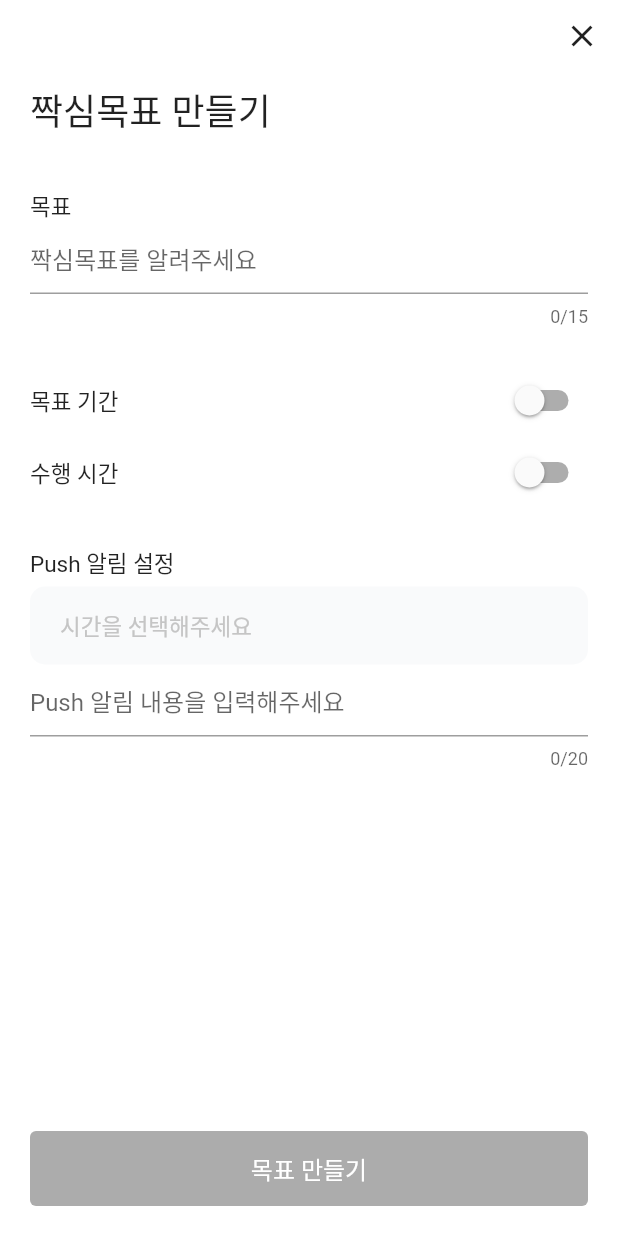
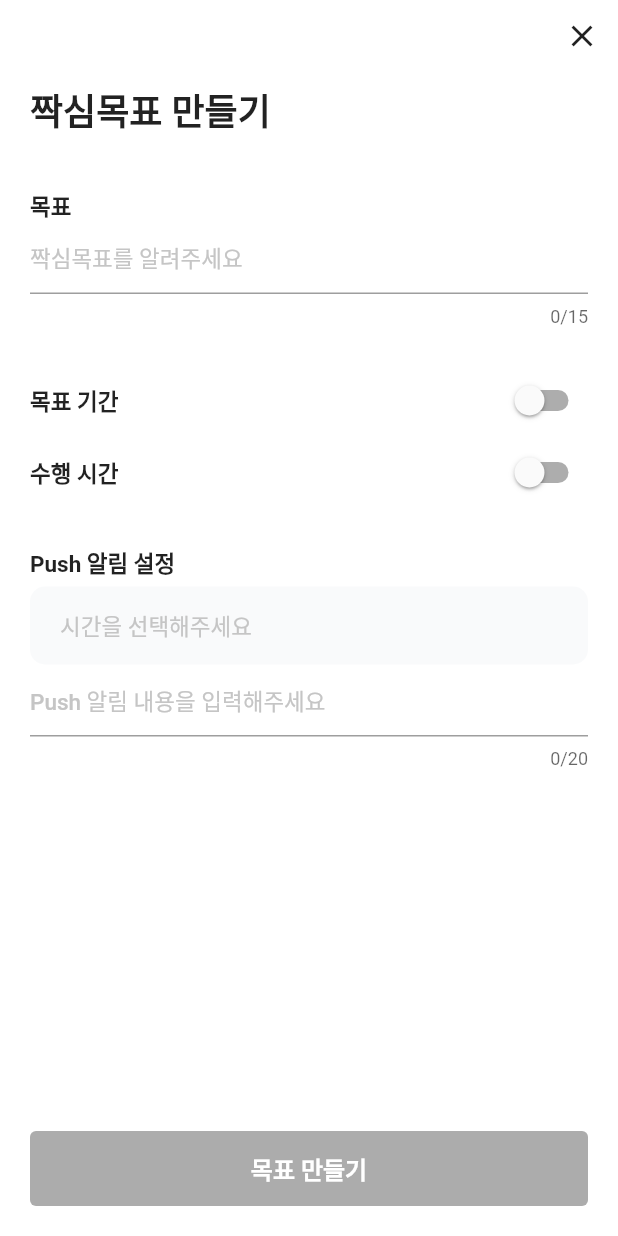
Before and after one commit to depromeet12th/three-days-flutter-archived, a Flutter app: the screen it shows after launch, after a tap on "목표 만들기", on a phone screen of 412 x 824 dp. Run offline on Flutter 3.47's test engine with Material 2 defaults, Android fonts, the phone set to English and light mode, and no system bars; our stand-ins replace firebase_core, flutter_dotenv, sqflite; accounts and stored records are empty; Roboto replaces fonts that are missing (Suit).

Commit message:
DEP-101 feat: font weight 적용 (#19)
* config: font weight 추가

* feat: font weight 적용

```diff
--- a/lib/my_app.dart
+++ b/lib/my_app.dart
@@ -29,10 +29,12 @@ class MyApp extends StatelessWidget {
           selectedItemColor: ThreeDaysColors.textBlack,
           selectedLabelStyle: TextStyle(
             fontSize: 11,
+            fontWeight: FontWeight.w600,
           ),
           unselectedItemColor: Color.fromRGBO(0xB0, 0xB8, 0xC1, 1.0),
           unselectedLabelStyle: TextStyle(
             fontSize: 11,
+            fontWeight: FontWeight.w500,
           ),
         ),
         dialogTheme: DialogTheme(
@@ -56,6 +58,11 @@ class MyApp extends StatelessWidget {
             disabledBackgroundColor: const Color.fromRGBO(0xAC, 0xAC, 0xAC, 1.0),
             disabledForegroundColor: Colors.white,
             elevation: 0.0,
+            textStyle: const TextStyle(
+              fontSize: 14,
+              fontWeight: FontWeight.bold,
+            ),
+            padding: const EdgeInsets.symmetric(vertical: 9, horizontal: 15),
           ),
         ),
       ),
--- /dev/null
+++ b/lib/ui/form/sub_title_text.dart
@@ -0,0 +1,22 @@
+import 'package:flutter/material.dart';
+
+/// 짝심목표 만들기, 짝심목표 수정하기에서 쓰는 작은 제목들
+class ThreeDaysSubTitleText extends StatelessWidget {
+  const ThreeDaysSubTitleText({
+    super.key,
+    required this.data,
+  });
+
+  final String data;
+
+  @override
+  Widget build(BuildContext context) {
+    return Text(
+      data,
+      style: const TextStyle(
+        fontSize: 15,
+        fontWeight: FontWeight.w600,
+      ),
+    );
+  }
+}
--- /dev/null
+++ b/lib/ui/form/three_days_date_range_field.dart
@@ -0,0 +1,99 @@
+import 'package:flutter/material.dart';
+import 'package:intl/intl.dart';
+
+// TODO: 시작, 종료 사이 선 긋기
+/// 시작날짜, 종료날짜 선택하는 위젯
+class ThreeDaysDateRangeField extends StatelessWidget {
+  const ThreeDaysDateRangeField({
+    super.key,
+    required this.visible,
+    this.startDate,
+    this.endDate,
+  });
+
+  final bool visible;
+  final DateTime? startDate;
+  final DateTime? endDate;
+
+  @override
+  Widget build(BuildContext context) {
+    return Visibility(
+      visible: visible,
+      child: Column(
+        children: [
+          Container(
+            decoration: const BoxDecoration(
+              borderRadius: BorderRadius.vertical(
+                top: Radius.circular(10.0),
+              ),
+              color: Color.fromRGBO(0xF9, 0xFA, 0xFB, 1.0),
+            ),
+            height: 45,
+            child: Padding(
+              padding: const EdgeInsets.symmetric(horizontal: 20.0),
+              child: Row(
+                children: [
+                  const Text(
+                    '시작',
+                    style: TextStyle(
+                      color: Color.fromRGBO(0x36, 0x36, 0x36, 1.0),
+                      fontSize: 15,
+                      fontWeight: FontWeight.w600,
+                    ),
+                  ),
+                  const Spacer(),
+                  Text(
+                    _getFormattedDate(startDate),
+                    style: const TextStyle(
+                      color: Color.fromRGBO(0x75, 0x75, 0x75, 1.0),
+                      fontSize: 15,
+                      fontWeight: FontWeight.w500,
+                    ),
+                  ),
+                ],
+              ),
+            ),
+          ),
+          Container(
+            decoration: const BoxDecoration(
+              borderRadius: BorderRadius.vertical(
+                bottom: Radius.circular(10.0),
+              ),
+              color: Color.fromRGBO(0xF9, 0xFa, 0xFB, 1.0),
+            ),
+            height: 45,
+            child: Padding(
+              padding: const EdgeInsets.symmetric(horizontal: 20.0),
+              child: Row(
+                children: [
+                  const Text(
+                    '종료',
+                    style: TextStyle(
+                      color: Color.fromRGBO(0x36, 0x36, 0x36, 1.0),
+                      fontSize: 15,
+                      fontWeight: FontWeight.w600,
+                    ),
+                  ),
+                  const Spacer(),
+                  Text(
+                    _getFormattedDate(endDate),
+                    style: const TextStyle(
+                      color: Color.fromRGBO(0x75, 0x75, 0x75, 1.0),
+                      fontSize: 15,
+                      fontWeight: FontWeight.w500,
+                    ),
+                  ),
+                ],
+              ),
+            ),
+          ),
+          const SizedBox(height: 25),
+        ],
+      ),
+    );
+  }
+
+  String _getFormattedDate(DateTime? dateTime) {
+    return DateFormat('yyyy. MM. dd.').format(dateTime ?? DateTime.now());
+  }
+}
--- /dev/null
+++ b/lib/ui/form/three_days_text_form_field.dart
@@ -0,0 +1,34 @@
+import 'package:flutter/material.dart';
+
+/// 제목, 노티 내용 등의 텍스트 입력하는 위젯
+class ThreeDaysTextFormField extends StatelessWidget {
+  const ThreeDaysTextFormField({
+    super.key,
+    required this.hintText,
+    required this.maxLength,
+    this.controller,
+    this.onChanged,
+  });
+
+  final String hintText;
+  final int maxLength;
+  final TextEditingController? controller;
+  final ValueChanged<String>? onChanged;
+
+  @override
+  Widget build(BuildContext context) {
+    return TextFormField(
+      controller: controller,
+      decoration: InputDecoration(
+        hintText: hintText,
+        hintStyle: const TextStyle(
+          color: Color.fromRGBO(0xC5, 0xC5, 0xC5, 1.0),
+          fontSize: 15,
+          fontWeight: FontWeight.w500,
+        ),
+      ),
+      maxLength: maxLength,
+      onChanged: onChanged,
+    );
+  }
+}
--- a/lib/ui/form/time_selector_widget.dart
+++ b/lib/ui/form/time_selector_widget.dart
@@ -31,10 +31,11 @@ class TimeSelectorWidget extends StatelessWidget {
             child: Text(
               timeOfDay?.let((it) => _getFormattedTime(it)) ?? '시간을 선택해주세요',
               style: TextStyle(
-                fontSize: 15,
                 color: timeOfDay != null
                     ? const Color.fromRGBO(0x75, 0x75, 0x75, 1.0)
                     : const Color.fromRGBO(0xC5, 0xC5, 0xC5, 1.0),
+                fontSize: 15,
+                fontWeight: FontWeight.w500,
               ),
             ),
           ),
--- a/lib/ui/goal/goal_add_page.dart
+++ b/lib/ui/goal/goal_add_page.dart
@@ -4,6 +4,9 @@ import 'package:intl/intl.dart';
 import 'package:three_days/design/three_days_colors.dart';
 import 'package:three_days/domain/goal/goal.dart';
 import 'package:three_days/domain/goal/goal_repository.dart';
+import 'package:three_days/ui/form/sub_title_text.dart';
+import 'package:three_days/ui/form/three_days_date_range_field.dart';
+import 'package:three_days/ui/form/three_days_text_form_field.dart';
 import 'package:three_days/ui/form/time_selector_widget.dart';
 
 class GoalAddPage extends StatefulWidget {
@@ -29,7 +32,6 @@ class _GoalAddPageState extends State<GoalAddPage> {
 
   final goalTextEditingController = TextEditingController();
 
-  /// TODO: textField 현재글자수 표시, 글자수 제한
   @override
   Widget build(BuildContext context) {
     return SafeArea(
@@ -59,7 +61,9 @@ class _GoalAddPageState extends State<GoalAddPage> {
                 bottom: 20.0,
               ),
               child: ElevatedButton(
-                onPressed: !canSubmit ? null : () async {
+                onPressed: !canSubmit
+                    ? null
+                    : () async {
                   final goal = await widget.goalRepository.save(
                     Goal(
                       title: goalTextEditingController.value.text,
@@ -68,16 +72,18 @@ class _GoalAddPageState extends State<GoalAddPage> {
                   if (kDebugMode) {
                     print('createdGoal: $goal');
                   }
+                  if (!mounted) {
+                    return;
+                  }
                   Navigator.of(context).pushNamedAndRemoveUntil(
                     '/goal/list',
-                    (route) => route.settings.name == '/goal/list',
+                        (route) => route.settings.name == '/goal/list',
                   );
                 },
                 style: ElevatedButton.styleFrom(
                   backgroundColor: ThreeDaysColors.primary,
                   minimumSize: const Size.fromHeight(50),
                 ),
-                // TODO: form 입력 상태 따라서 enabled 제어
                 child: const Text(
                   '목표 만들기',
                   style: TextStyle(
@@ -107,6 +113,7 @@ class _GoalAddPageState extends State<GoalAddPage> {
               '짝심목표 만들기',
               style: TextStyle(
                 fontSize: 24,
+                fontWeight: FontWeight.bold,
               ),
             ),
             const SizedBox(
@@ -114,17 +121,10 @@ class _GoalAddPageState extends State<GoalAddPage> {
             ),
 
             /// 목표
-            const Text(
-              '목표',
-              style: TextStyle(
-                fontSize: 15,
-              ),
-            ),
-            TextFormField(
-              decoration: const InputDecoration(
-                hintText: '짝심목표를 알려주세요',
-              ),
+            const ThreeDaysSubTitleText(data: '목표'),
+            ThreeDaysTextFormField(
               controller: goalTextEditingController,
+              hintText: '짝심목표를 알려주세요',
               maxLength: maxLengthOfTitle,
               onChanged: (value) {
                 setState(() {
@@ -137,12 +137,7 @@ class _GoalAddPageState extends State<GoalAddPage> {
             /// 목표 기간
             Row(
               children: [
-                const Text(
-                  '목표 기간',
-                  style: TextStyle(
-                    fontSize: 15,
-                  ),
-                ),
+                const ThreeDaysSubTitleText(data: '목표 기간'),
                 const Spacer(),
                 Switch(
                   value: dateRangeEnabled,
@@ -154,63 +149,16 @@ class _GoalAddPageState extends State<GoalAddPage> {
                 )
               ],
             ),
-            // TODO: 시작, 종료 시각 사이 선 긋기
-            Visibility(
+            ThreeDaysDateRangeField(
               visible: dateRangeEnabled,
-              child: Column(
-                children: [
-                  Container(
-                    decoration: const BoxDecoration(
-                      borderRadius: BorderRadius.vertical(
-                        top: Radius.circular(10.0),
-                      ),
-                      color: Color.fromRGBO(0xF9, 0xFA, 0xFB, 1.0),
-                    ),
-                    height: 45,
-                    child: Padding(
-                      padding: const EdgeInsets.symmetric(horizontal: 20.0),
-                      child: Row(
-                        children: [
-                          const Text('시작'),
-                          const Spacer(),
-                          Text(_getFormattedDate(startDate)),
-                        ],
-                      ),
-                    ),
-                  ),
-                  Container(
-                    decoration: const BoxDecoration(
-                      borderRadius: BorderRadius.vertical(
-                        bottom: Radius.circular(10.0),
-                      ),
-                      color: Color.fromRGBO(0xF9, 0xFa, 0xFB, 1.0),
-                    ),
-                    height: 45,
-                    child: Padding(
-                      padding: const EdgeInsets.symmetric(horizontal: 20.0),
-                      child: Row(
-                        children: [
-                          const Text('종료'),
-                          const Spacer(),
-                          Text(_getFormattedDate(endDate)),
-                        ],
-                      ),
-                    ),
-                  ),
-                  const SizedBox(height: 25),
-                ],
-              ),
+              startDate: startDate,
+              endDate: endDate,
             ),
 
             /// 수행 시간
             Row(
               children: [
-                const Text(
-                  '수행 시간',
-                  style: TextStyle(
-                    fontSize: 15,
-                  ),
-                ),
+                const ThreeDaysSubTitleText(data: '수행 시간'),
                 const Spacer(),
                 Switch(
                   value: timeRangeEnabled,
@@ -241,12 +189,7 @@ class _GoalAddPageState extends State<GoalAddPage> {
             const SizedBox(height: 25),
 
             /// Push 알림 설정
-            const Text(
-              'Push 알림 설정',
-              style: TextStyle(
-                fontSize: 15,
-              ),
-            ),
+            const ThreeDaysSubTitleText(data: 'Push 알림 설정'),
             const SizedBox(
               height: 5,
             ),
@@ -266,10 +209,8 @@ class _GoalAddPageState extends State<GoalAddPage> {
               },
               timeOfDay: notificationTime,
             ),
-            TextFormField(
-              decoration: const InputDecoration(
-                hintText: 'Push 알림 내용을 입력해주세요',
-              ),
+            const ThreeDaysTextFormField(
+              hintText: 'Push 알림 내용을 입력해주세요',
               maxLength: maxLengthOfNotificationContent,
             ),
           ],
@@ -277,8 +218,4 @@ class _GoalAddPageState extends State<GoalAddPage> {
       ),
     );
   }
-
-  String _getFormattedDate(DateTime dateTime) {
-    return DateFormat('yyyy. MM. dd.').format(dateTime);
-  }
 }
--- a/lib/ui/goal/goal_list_page.dart
+++ b/lib/ui/goal/goal_list_page.dart
@@ -70,6 +70,7 @@ class _GoalListPageState extends State<GoalListPage> {
                       style: const TextStyle(
                         color: Color.fromRGBO(0x8F, 0x8F, 0x8F, 1.0),
                         fontSize: 14,
+                        fontWeight: FontWeight.bold,
                       ),
                     ),
                     const SizedBox(
@@ -82,6 +83,7 @@ class _GoalListPageState extends State<GoalListPage> {
                           '작심삼일에서\n작심삼백일까지 함께해요.',
                           style: TextStyle(
                             fontSize: 22,
+                            fontWeight: FontWeight.bold,
                           ),
                         ),
                         const Spacer(),
@@ -182,7 +184,9 @@ class _GoalListPageState extends State<GoalListPage> {
                 title: const Text(
                   '수정하기',
                   style: TextStyle(
+                    color: Color.fromRGBO(0x73, 0x73, 0x73, 1.0),
                     fontSize: 14,
+                    fontWeight: FontWeight.w600,
                   ),
                 ),
                 onTap: () async {
@@ -190,6 +194,9 @@ class _GoalListPageState extends State<GoalListPage> {
                     '/goal/edit',
                     arguments: goal,
                   );
+                  if (!mounted) {
+                    return;
+                  }
                   Navigator.of(context).pop(GoalActionType.edit);
                 },
               ),
@@ -198,7 +205,9 @@ class _GoalListPageState extends State<GoalListPage> {
                 title: const Text(
                   '삭제하기',
                   style: TextStyle(
+                    color: Color.fromRGBO(0x73, 0x73, 0x73, 1.0),
                     fontSize: 14,
+                    fontWeight: FontWeight.w600,
                   ),
                 ),
                 onTap: () {
--- a/lib/ui/goal/goal_widget.dart
+++ b/lib/ui/goal/goal_widget.dart
@@ -1,5 +1,4 @@
 import 'package:flutter/material.dart';
-import 'package:three_days/design/three_days_colors.dart';
 import 'package:three_days/domain/goal/goal.dart';
 import 'package:three_days/domain/goal/goal_repository.dart';
 import 'package:three_days/domain/goal/goal_service.dart';
@@ -83,6 +82,7 @@ class _GoalWidgetState extends State<GoalWidget> {
                       style: const TextStyle(
                         color: Color.fromRGBO(0x3F, 0x80, 0xFF, 1.0),
                         fontSize: 13,
+                        fontWeight: FontWeight.bold,
                       ),
                     ),
                   ),
@@ -107,7 +107,8 @@ class _GoalWidgetState extends State<GoalWidget> {
             Text(
               widget.goal.title,
               style: const TextStyle(
-                fontSize: 16,
+                fontSize: 18,
+                fontWeight: FontWeight.bold,
               ),
             ),
             const SizedBox(
--- a/lib/ui/goal/initial_goal_widget.dart
+++ b/lib/ui/goal/initial_goal_widget.dart
@@ -22,6 +22,7 @@ class InitialGoal extends StatelessWidget {
                 '짝심삼일 시작해보실래요?',
                 style: TextStyle(
                   fontSize: 17,
+                  fontWeight: FontWeight.bold,
                 ),
               ),
               const SizedBox(height: 5),
@@ -30,6 +31,7 @@ class InitialGoal extends StatelessWidget {
                 style: TextStyle(
                   color: Color.fromRGBO(0x75, 0x75, 0x75, 1.0),
                   fontSize: 15,
+                  fontWeight: FontWeight.w500,
                 ),
               ),
               const SizedBox(height: 20),
--- a/pubspec.yaml
+++ b/pubspec.yaml
@@ -109,11 +109,16 @@ flutter:
     - family: Suit
       fonts:
         - asset: fonts/SUIT-Bold.otf
+          weight: 700
         - asset: fonts/SUIT-ExtraBold.otf
+          weight: 800
         - asset: fonts/SUIT-ExtraLight.otf
         - asset: fonts/SUIT-Heavy.otf
         - asset: fonts/SUIT-Light.otf
         - asset: fonts/SUIT-Medium.otf
+          weight: 500
         - asset: fonts/SUIT-Regular.otf
+          weight: 400
         - asset: fonts/SUIT-SemiBold.otf
+          weight: 600
         - asset: fonts/SUIT-Thin.otf
```
Also changed, not shown: lib/ui/goal/goal_edit_page.dart (+34 -85 lines).
